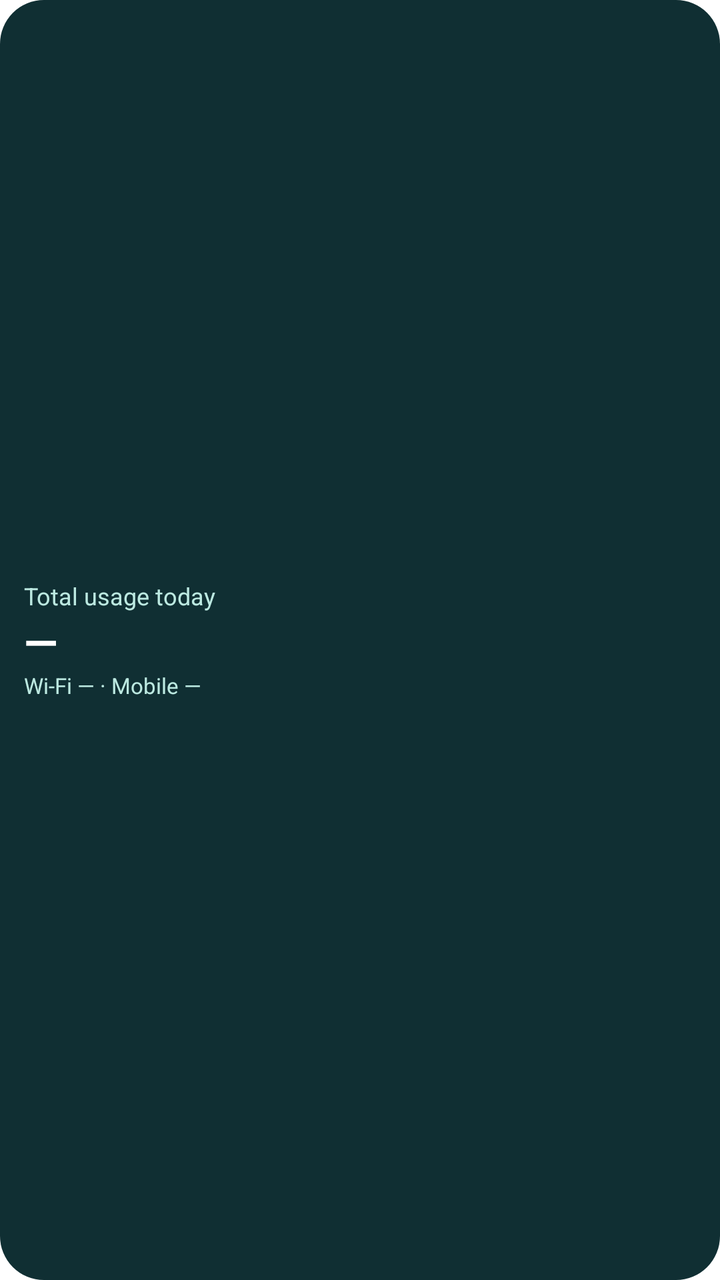
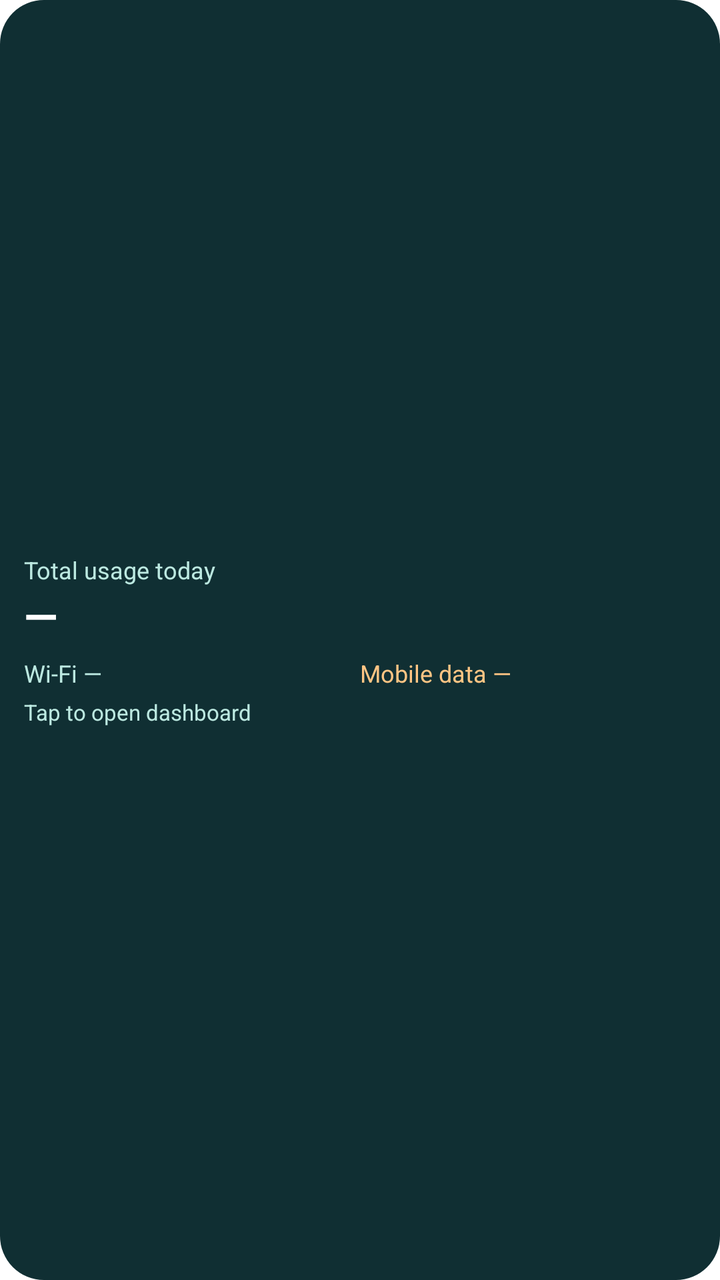

Compare the two renders of this Android layout. The source of the first and the diff that turns it into the second are given below.
<!-- AndroidManifest.xml: fallback theme Theme.MaterialComponents.DayNight.NoActionBar -->
<!-- res/layout/combined_widget.xml -->
<?xml version="1.0" encoding="utf-8"?>
<LinearLayout xmlns:android="http://schemas.android.com/apk/res/android"
    android:id="@+id/widget_container"
    android:layout_width="match_parent"
    android:layout_height="match_parent"
    android:orientation="vertical"
    android:gravity="center_vertical"
    android:padding="12dp"
    android:background="@drawable/widget_background">

    <TextView android:id="@+id/widget_title"
        android:layout_width="match_parent" android:layout_height="wrap_content"
        android:text="@string/widget_both_title" android:textColor="#BCE9E1"
        android:textSize="12sp" android:maxLines="1" android:ellipsize="end" />
    <TextView android:id="@+id/widget_today"
        android:layout_width="match_parent" android:layout_height="wrap_content"
        android:text="—" android:textColor="#FFFFFF" android:textStyle="bold"
        android:textSize="22sp" android:maxLines="1" android:ellipsize="end" />
    <TextView android:id="@+id/widget_plan"
        android:layout_width="match_parent" android:layout_height="wrap_content"
        android:text="@string/widget_both_hint" android:textColor="#BCE9E1"
        android:textSize="11sp" android:maxLines="2" android:ellipsize="end" />
</LinearLayout>
<!-- resources referenced by this layout -->
<resources>
  <!-- drawable widget_background (drawable) -->
  <shape xmlns:android="http://schemas.android.com/apk/res/android">
      <solid android:color="#102F33" />
      <corners android:radius="22dp" />
  </shape>
  <string name="widget_both_hint">Wi-Fi — · Mobile —</string>
  <string name="widget_both_title">Total usage today</string>
</resources>

<!-- the commit's change to res/layout/combined_widget.xml (unified diff, before → after) -->
@@ -16,8 +16,19 @@
         android:layout_width="match_parent" android:layout_height="wrap_content"
         android:text="—" android:textColor="#FFFFFF" android:textStyle="bold"
         android:textSize="22sp" android:maxLines="1" android:ellipsize="end" />
+    <LinearLayout android:layout_width="match_parent" android:layout_height="wrap_content"
+        android:orientation="horizontal" android:layout_marginTop="6dp">
+        <TextView android:id="@+id/widget_wifi_usage"
+            android:layout_width="0dp" android:layout_height="wrap_content" android:layout_weight="1"
+            android:text="@string/widget_both_wifi" android:textColor="#BCE9E1"
+            android:textSize="12sp" android:maxLines="2" />
+        <TextView android:id="@+id/widget_mobile_usage"
+            android:layout_width="0dp" android:layout_height="wrap_content" android:layout_weight="1"
+            android:text="@string/widget_both_mobile" android:textColor="#FFC584"
+            android:textSize="12sp" android:maxLines="2" />
+    </LinearLayout>
     <TextView android:id="@+id/widget_plan"
         android:layout_width="match_parent" android:layout_height="wrap_content"
-        android:text="@string/widget_both_hint" android:textColor="#BCE9E1"
+        android:layout_marginTop="4dp" android:text="@string/widget_both_hint" android:textColor="#BCE9E1"
         android:textSize="11sp" android:maxLines="2" android:ellipsize="end" />
 </LinearLayout>
<!-- resource entries referenced after the edit -->
@@ -5,7 +5,9 @@
       <solid android:color="#102F33" />
       <corners android:radius="22dp" />
   </shape>
-  <string name="widget_both_hint">Wi-Fi — · Mobile —</string>
+  <string name="widget_both_hint">Tap to open dashboard</string>
+  <string name="widget_both_mobile">Mobile data —</string>
   <string name="widget_both_title">Total usage today</string>
+  <string name="widget_both_wifi">Wi-Fi —</string>
 </resources>
 
